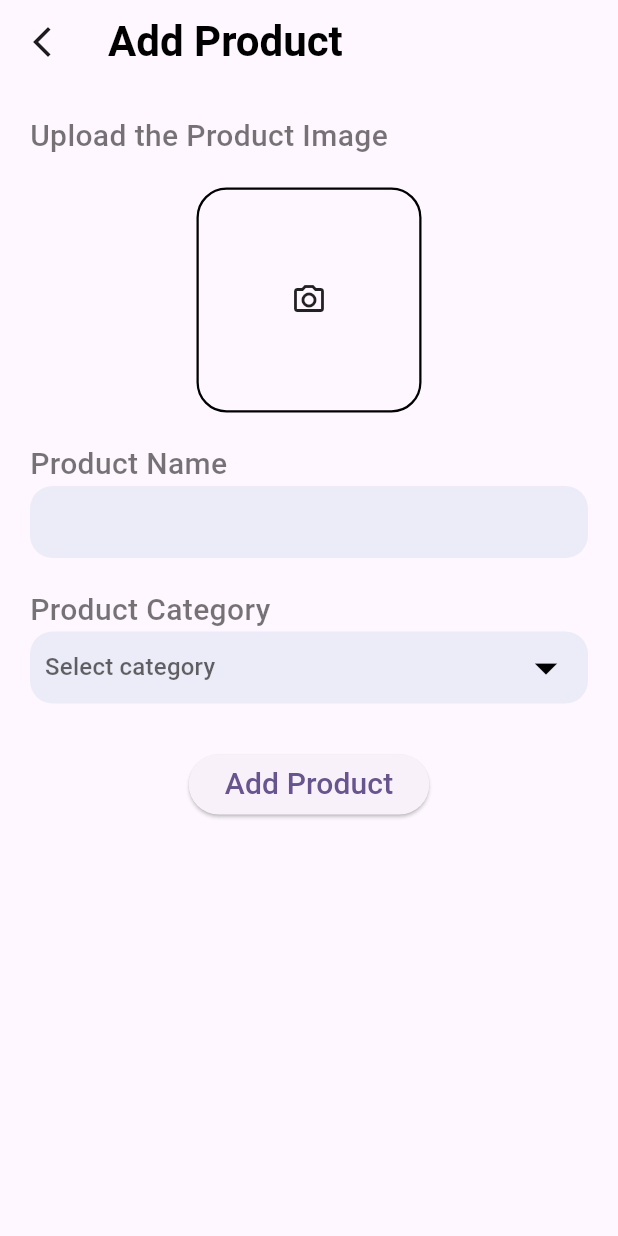
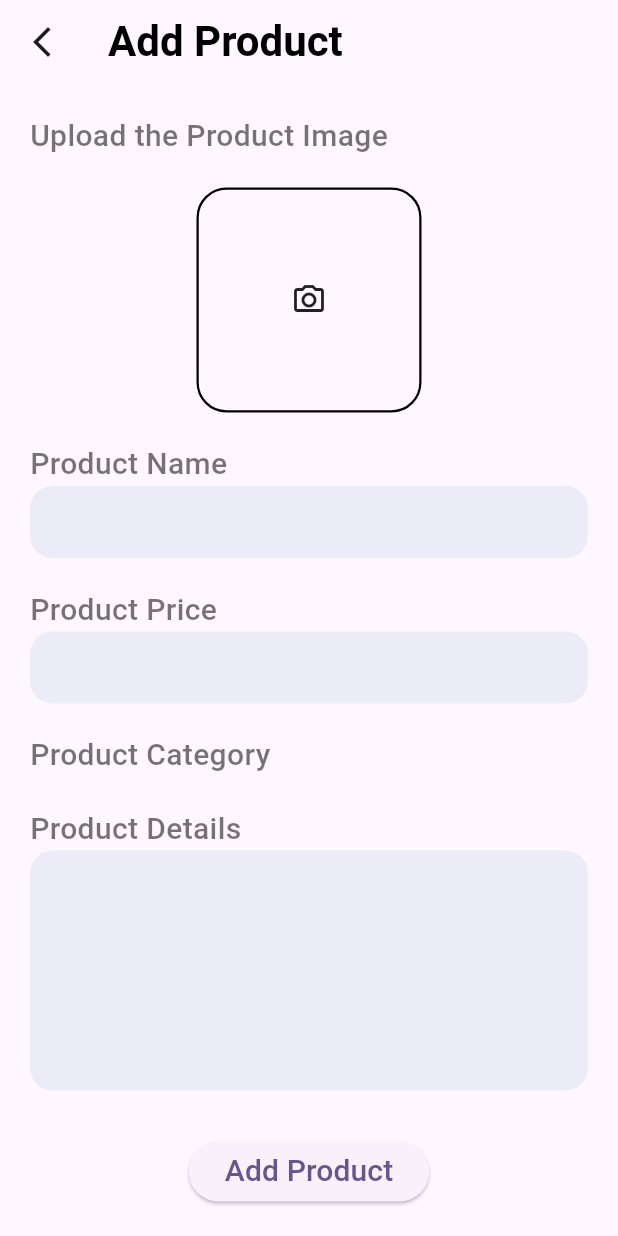
Before and after one commit to samarth-5/Trendy-Kart, a Flutter app: the screen it shows after launch, after a tap on "Add Product", on a phone screen of 412 x 824 dp. Run offline on Flutter 3.47's test engine with Material 3 defaults, Android fonts, the phone set to English and light mode, and no system bars; our stand-ins replace cloud_firestore, curved_navigation_bar, firebase_auth, firebase_core, firebase_storage, image_picker and 2 more; accounts and stored records are empty.

Commit message:
completed image upload functionality and add product page ui

```diff
--- a/lib/pages/add_product.dart
+++ b/lib/pages/add_product.dart
@@ -1,4 +1,9 @@
+import 'dart:io';
+import 'package:firebase_storage/firebase_storage.dart';
 import 'package:flutter/material.dart';
+import 'package:image_picker/image_picker.dart';
+import 'package:random_string/random_string.dart';
+import 'package:trendy_kart/services/database.dart';
 import 'package:trendy_kart/widgets/support_widget.dart';
 
 class AddProduct extends StatefulWidget {
@@ -9,6 +14,48 @@ class AddProduct extends StatefulWidget {
 }
 
 class _AddProductState extends State<AddProduct> {
+  final ImagePicker _picker = ImagePicker();
+  File? selectedImage;
+  TextEditingController nameController = TextEditingController();
+  TextEditingController priceController = TextEditingController();
+  TextEditingController detailController = TextEditingController();
+
+  Future getImage() async {
+    var image = await _picker.pickImage(source: ImageSource.gallery);
+    selectedImage = File(image!.path);
+    setState(() {});
+  }
+
+  uploadItem() async {
+    if (selectedImage != null && nameController.text != "") {
+      String addId = randomAlphaNumeric(10);
+      Reference firebaseStorageRef =
+          FirebaseStorage.instance.ref().child("blogImage").child(addId);
+      final UploadTask task = firebaseStorageRef.putFile(selectedImage!);
+      TaskSnapshot snapshot = await task;
+      String downloadUrl = await snapshot.ref.getDownloadURL();
+      Map<String, dynamic> addProduct = {
+        "Name": nameController.text,
+        "Image": downloadUrl,
+        "Price": priceController.text,
+        "Detail": detailController.text
+      };
+      await DatabaseMethods().addProduct(addProduct, value!).then((value) {
+        selectedImage = null;
+        nameController.text = "";
+        ScaffoldMessenger.of(context).showSnackBar(
+          const SnackBar(
+            backgroundColor: Colors.blueAccent,
+            content: Text(
+              "Product has been uploaded Successfully!!",
+              style: TextStyle(fontSize: 15),
+            ),
+          ),
+        );
+      });
+    }
+  }
+
   String? value = "";
   final List<String> categoryItems = [
     'Watch',
@@ -34,7 +81,8 @@ class _AddProductState extends State<AddProduct> {
       ),
       body: SingleChildScrollView(
         child: Container(
-          margin: const EdgeInsets.only(left: 20, top: 20, right: 20),
+          margin:
+              const EdgeInsets.only(left: 20, top: 20, right: 20, bottom: 30),
           child: Column(
             crossAxisAlignment: CrossAxisAlignment.start,
             children: [
@@ -45,7 +93,12 @@ class _AddProductState extends State<AddProduct> {
               const SizedBox(
                 height: 20,
               ),
-              Center(
+              (selectedImage == null)
+                  ? GestureDetector(
+                      onTap: () {
+                        getImage();
+                      },
+                      child: Center(
                         child: Container(
                           height: 150,
                           width: 150,
@@ -54,6 +107,27 @@ class _AddProductState extends State<AddProduct> {
                             borderRadius: BorderRadius.circular(20),
                           ),
                           child: const Icon(Icons.camera_alt_outlined),
+                        ),
+                      ),
+                    )
+                  : Center(
+                      child: Material(
+                        elevation: 4.0,
+                        borderRadius: BorderRadius.circular(20),
+                        child: Container(
+                          height: 150,
+                          width: 150,
+                          decoration: BoxDecoration(
+                            border: Border.all(color: Colors.black, width: 1.5),
+                            borderRadius: BorderRadius.circular(20),
+                          ),
+                          child: ClipRRect(
+                              borderRadius: BorderRadius.circular(20),
+                              child: Image.file(
+                                selectedImage!,
+                                fit: BoxFit.cover,
+                              )),
+                        ),
                       ),
                     ),
               const SizedBox(
@@ -70,10 +144,31 @@ class _AddProductState extends State<AddProduct> {
                   color: const Color(0xFFececf8),
                   borderRadius: BorderRadius.circular(15),
                 ),
-                child: const TextField(
-                  decoration: InputDecoration(border: InputBorder.none),
+                child: TextField(
+                  controller: nameController,
+                  decoration: const InputDecoration(border: InputBorder.none),
                 ),
               ),
+              const SizedBox(
+                height: 20,
+              ),
+              Text(
+                "Product Price",
+                style: AppWidget.lightTextFieldStyle(),
+              ),
+              Container(
+                padding: const EdgeInsets.symmetric(horizontal: 20),
+                width: MediaQuery.of(context).size.width,
+                decoration: BoxDecoration(
+                  color: const Color(0xFFececf8),
+                  borderRadius: BorderRadius.circular(15),
+                ),
+                child: TextField(
+                  controller: priceController,
+                  decoration: const InputDecoration(border: InputBorder.none),
+                ),
+              ),
+
               const SizedBox(
                 height: 20,
               ),
@@ -81,36 +176,56 @@ class _AddProductState extends State<AddProduct> {
                 "Product Category",
                 style: AppWidget.lightTextFieldStyle(),
               ),
+              // Container(
+              //   padding: const EdgeInsets.symmetric(horizontal: 10),
+              //   width: MediaQuery.of(context).size.width,
+              //   decoration: BoxDecoration(
+              //     color: const Color(0xFFececf8),
+              //     borderRadius: BorderRadius.circular(15),
+              //   ),
+              //   child: DropdownButtonHideUnderline(
+              //     child: DropdownButton<String>(
+              //       items: categoryItems
+              //           .map((item) => DropdownMenuItem(
+              //                 value: item,
+              //                 child: Text(
+              //                   item,
+              //                   style: AppWidget.normalTextFieldStyle(),
+              //                 ),
+              //               ))
+              //           .toList(),
+              //       onChanged: ((value) => setState(() {
+              //             this.value = value;
+              //           })),
+              //       dropdownColor: Colors.white,
+              //       hint: const Text("Select category"),
+              //       iconSize: 36,
+              //       icon: const Icon(
+              //         Icons.arrow_drop_down,
+              //         color: Colors.black,
+              //       ),
+              //       value: value,
+              //     ),
+              //   ),
+              // ),
+              const SizedBox(
+                height: 20,
+              ),
+              Text(
+                "Product Details",
+                style: AppWidget.lightTextFieldStyle(),
+              ),
               Container(
-                padding: const EdgeInsets.symmetric(horizontal: 10),
+                padding: const EdgeInsets.symmetric(horizontal: 20),
                 width: MediaQuery.of(context).size.width,
                 decoration: BoxDecoration(
                   color: const Color(0xFFececf8),
                   borderRadius: BorderRadius.circular(15),
                 ),
-                child: DropdownButtonHideUnderline(
-                  child: DropdownButton<String>(
-                    items: categoryItems
-                        .map((item) => DropdownMenuItem(
-                              value: item,
-                              child: Text(
-                                item,
-                                style: AppWidget.normalTextFieldStyle(),
-                              ),
-                            ))
-                        .toList(),
-                    onChanged: ((value) => setState(() {
-                          this.value = value;
-                        })),
-                    dropdownColor: Colors.white,
-                    hint: const Text("Select category"),
-                    iconSize: 36,
-                    icon: const Icon(
-                      Icons.arrow_drop_down,
-                      color: Colors.black,
-                    ),
-                    value: value,
-                  ),
+                child: TextField(
+                  maxLines: 6,
+                  controller: detailController,
+                  decoration: const InputDecoration(border: InputBorder.none),
                 ),
               ),
               const SizedBox(
@@ -118,7 +233,9 @@ class _AddProductState extends State<AddProduct> {
               ),
               Center(
                   child: ElevatedButton(
-                onPressed: () {},
+                onPressed: () {
+                  uploadItem();
+                },
                 child: const Text(
                   "Add Product",
                   style: TextStyle(fontSize: 20),
--- a/lib/services/database.dart
+++ b/lib/services/database.dart
@@ -7,4 +7,9 @@ class DatabaseMethods {
         .doc(id)
         .set(userInfoMap);
   }
+  Future addProduct(Map<String, dynamic> userInfoMap, String categoryName) async {
+    return await FirebaseFirestore.instance
+        .collection(categoryName)
+        .add(userInfoMap);
+  }
 }
```
Also changed, not shown: pubspec.yaml (+4 -3 lines), pubspec.lock, 5 other files. Lines whose indentation alone changed are shown as unchanged.
